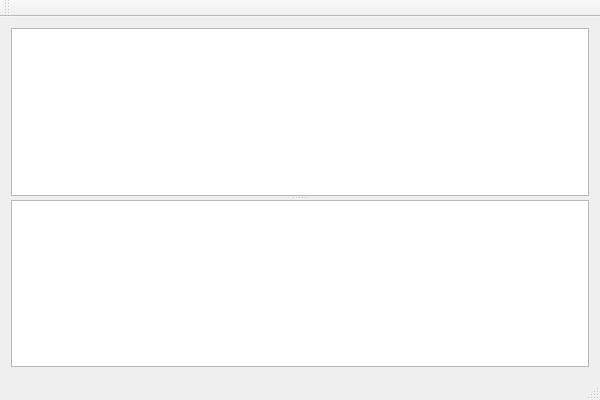
Fowindy/QtCode_VS, file Src/08_Layout/MainWindow.ui: the form before one commit.
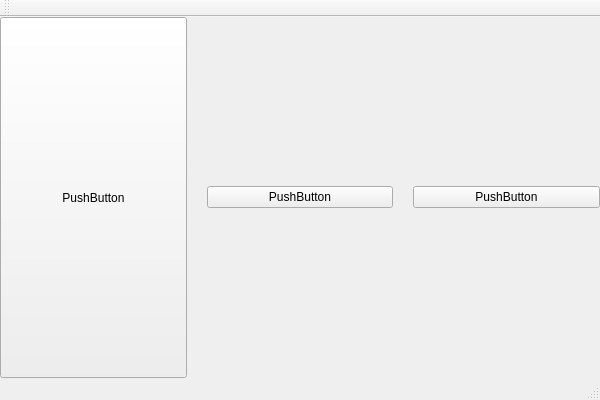
The form after the commit.

Commit message: 水平垂直策略

The edit to the form file:
```diff
--- a/Src/08_Layout/MainWindow.ui
+++ b/Src/08_Layout/MainWindow.ui
@@ -14,14 +14,47 @@
    <string>MainWindow</string>
   </property>
   <widget class="QWidget" name="centralWidget">
-   <layout class="QGridLayout" name="gridLayout">
-    <item row="0" column="0">
-     <widget class="QSplitter" name="splitter">
-      <property name="orientation">
-       <enum>Qt::Vertical</enum>
+   <layout class="QHBoxLayout" name="horizontalLayout">
+    <property name="spacing">
+     <number>20</number>
+    </property>
+    <property name="leftMargin">
+     <number>0</number>
+    </property>
+    <property name="topMargin">
+     <number>0</number>
+    </property>
+    <property name="rightMargin">
+     <number>0</number>
+    </property>
+    <property name="bottomMargin">
+     <number>0</number>
+    </property>
+    <item>
+     <widget class="QPushButton" name="pushButton">
+      <property name="sizePolicy">
+       <sizepolicy hsizetype="Minimum" vsizetype="Minimum">
+        <horstretch>0</horstretch>
+        <verstretch>0</verstretch>
+       </sizepolicy>
       </property>
-      <widget class="QTextBrowser" name="textBrowser"/>
-      <widget class="QTextBrowser" name="textBrowser_2"/>
+      <property name="text">
+       <string>PushButton</string>
+      </property>
+     </widget>
+    </item>
+    <item>
+     <widget class="QPushButton" name="pushButton_2">
+      <property name="text">
+       <string>PushButton</string>
+      </property>
+     </widget>
+    </item>
+    <item>
+     <widget class="QPushButton" name="pushButton_3">
+      <property name="text">
+       <string>PushButton</string>
+      </property>
      </widget>
     </item>
    </layout>
```
